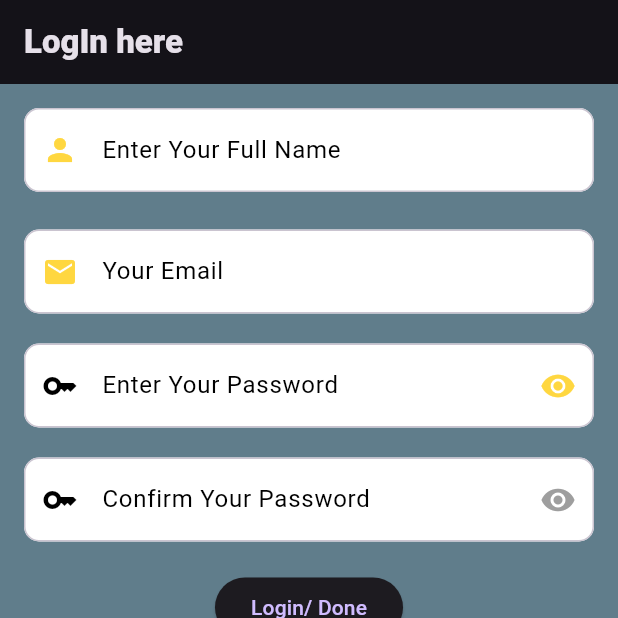
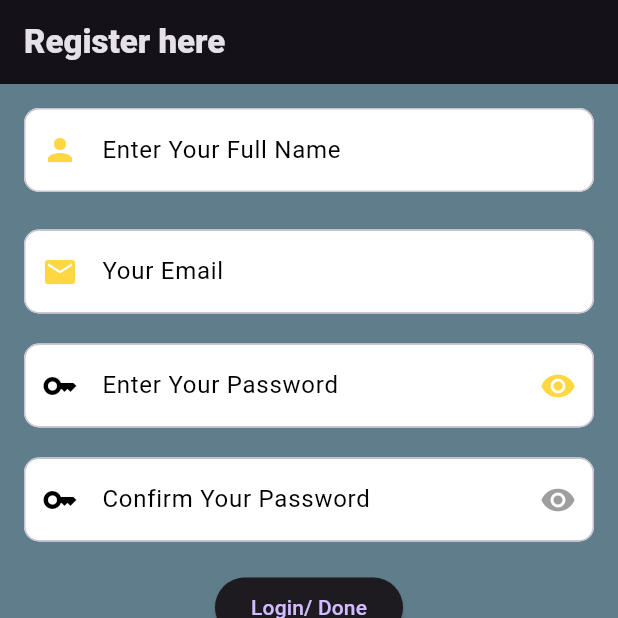
Before and after one commit to Torabarnob203311003/Register_Here, a Flutter app: the screen it shows after launch, on a phone screen of 412 x 824 dp, the top half of it. Run offline on Flutter 3.47's test engine with Material 3 defaults, Android fonts, the phone set to English and light mode, and no system bars.

Commit message:
assginment work done

```diff
--- a/lib/Screens/auth_view.dart
+++ b/lib/Screens/auth_view.dart
@@ -13,7 +13,7 @@ class AuthView extends StatelessWidget {
     return Scaffold(
       backgroundColor: Colors.blueGrey,
       appBar: AppBar(
-        title: const Text('LogIn here',
+        title: const Text('Register here',
         style: TextStyle(
           fontWeight: FontWeight.w900
         ),
```
